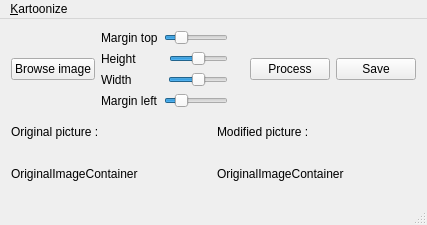
The window that mainwindow.ui (Squadella/Obamize) describes before a commit, drawn with Qt 5.
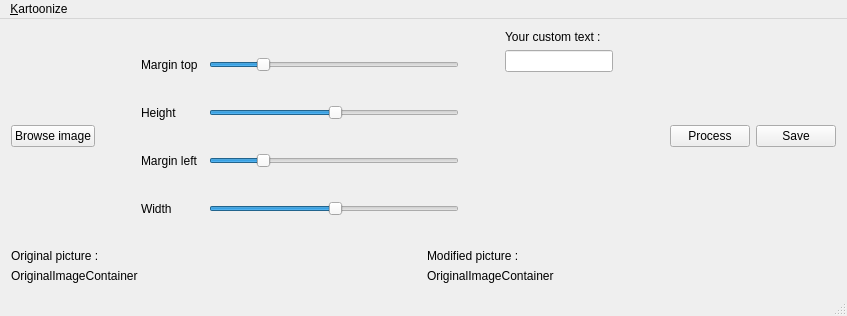
The same window after the commit. Icons and pictures are not drawn.

Commit message: Add text input to ui

```diff
--- a/mainwindow.ui
+++ b/mainwindow.ui
@@ -6,17 +6,17 @@
    <rect>
     <x>0</x>
     <y>0</y>
-    <width>427</width>
-    <height>225</height>
+    <width>847</width>
+    <height>316</height>
    </rect>
   </property>
   <property name="windowTitle">
    <string>MainWindow</string>
   </property>
   <widget class="QWidget" name="centralWidget">
-   <layout class="QGridLayout" name="gridLayout_2">
+   <layout class="QGridLayout" name="gridLayout_3">
     <item row="0" column="0">
-     <layout class="QHBoxLayout" name="horizontalLayout_5">
+     <layout class="QHBoxLayout" name="horizontalLayout_2">
       <item>
        <widget class="QPushButton" name="pushButtonBrowse">
         <property name="text">
@@ -29,18 +29,30 @@
        </widget>
       </item>
       <item>
-       <layout class="QVBoxLayout" name="verticalLayout">
+       <layout class="QHBoxLayout" name="horizontalLayout">
         <item>
-         <layout class="QHBoxLayout" name="horizontalLayout">
-          <item>
-           <widget class="QLabel" name="label_3">
-            <property name="text">
-             <string>Margin top</string>
-            </property>
-           </widget>
-          </item>
-          <item>
+         <spacer name="horizontalSpacer_3">
+          <property name="orientation">
+           <enum>Qt::Horizontal</enum>
+          </property>
+          <property name="sizeHint" stdset="0">
+           <size>
+            <width>40</width>
+            <height>20</height>
+           </size>
+          </property>
+         </spacer>
+        </item>
+        <item>
+         <layout class="QGridLayout" name="gridLayout">
+          <item row="0" column="1">
            <widget class="QSlider" name="sliderMarginTop">
+            <property name="minimumSize">
+             <size>
+              <width>250</width>
+              <height>0</height>
+             </size>
+            </property>
             <property name="maximum">
              <number>100</number>
             </property>
@@ -52,18 +64,14 @@
             </property>
            </widget>
           </item>
-         </layout>
-        </item>
-        <item>
-         <layout class="QHBoxLayout" name="horizontalLayout_4">
-          <item>
+          <item row="1" column="0">
            <widget class="QLabel" name="label_6">
             <property name="text">
              <string>Height        </string>
             </property>
            </widget>
           </item>
-          <item>
+          <item row="1" column="1">
            <widget class="QSlider" name="sliderHeight">
             <property name="value">
              <number>50</number>
@@ -73,18 +81,21 @@
             </property>
            </widget>
           </item>
-         </layout>
-        </item>
-        <item>
-         <layout class="QHBoxLayout" name="horizontalLayout_3">
-          <item>
+          <item row="3" column="0">
            <widget class="QLabel" name="label_5">
             <property name="text">
              <string>Width         </string>
             </property>
            </widget>
           </item>
-          <item>
+          <item row="0" column="0">
+           <widget class="QLabel" name="label_3">
+            <property name="text">
+             <string>Margin top</string>
+            </property>
+           </widget>
+          </item>
+          <item row="3" column="1">
            <widget class="QSlider" name="sliderWidth">
             <property name="value">
              <number>50</number>
@@ -94,26 +105,72 @@
             </property>
            </widget>
           </item>
-         </layout>
-        </item>
-        <item>
-         <layout class="QHBoxLayout" name="horizontalLayout_2">
-          <item>
+          <item row="2" column="1">
+           <widget class="QSlider" name="sliderMarginLeft">
+            <property name="value">
+             <number>20</number>
+            </property>
+            <property name="orientation">
+             <enum>Qt::Horizontal</enum>
+            </property>
+           </widget>
+          </item>
+          <item row="2" column="0">
            <widget class="QLabel" name="label_4">
             <property name="text">
              <string>Margin left</string>
             </property>
            </widget>
           </item>
+         </layout>
+        </item>
+        <item>
+         <spacer name="horizontalSpacer_2">
+          <property name="orientation">
+           <enum>Qt::Horizontal</enum>
+          </property>
+          <property name="sizeHint" stdset="0">
+           <size>
+            <width>40</width>
+            <height>20</height>
+           </size>
+          </property>
+         </spacer>
+        </item>
+        <item>
+         <layout class="QVBoxLayout" name="verticalLayout">
           <item>
-           <widget class="QSlider" name="sliderMarginLeft">
-            <property name="value">
-             <number>20</number>
+           <widget class="QLabel" name="label_7">
+            <property name="text">
+             <string>Your custom text : </string>
             </property>
+           </widget>
+          </item>
+          <item>
+           <widget class="QLineEdit" name="lineEditText">
+            <property name="maximumSize">
+             <size>
+              <width>125</width>
+              <height>16777215</height>
+             </size>
+            </property>
+            <property name="maxLength">
+             <number>12</number>
+            </property>
+           </widget>
+          </item>
+          <item>
+           <spacer name="verticalSpacer">
             <property name="orientation">
-             <enum>Qt::Horizontal</enum>
+             <enum>Qt::Vertical</enum>
             </property>
-           </widget>
+            <property name="sizeHint" stdset="0">
+             <size>
+              <width>20</width>
+              <height>40</height>
+             </size>
+            </property>
+           </spacer>
           </item>
          </layout>
         </item>
@@ -157,7 +214,7 @@
      </layout>
     </item>
     <item row="1" column="0">
-     <layout class="QGridLayout" name="gridLayout">
+     <layout class="QGridLayout" name="gridLayout_2">
       <item row="0" column="0">
        <widget class="QLabel" name="label">
         <property name="text">
@@ -172,13 +229,6 @@
         </property>
        </widget>
       </item>
-      <item row="1" column="1">
-       <widget class="QLabel" name="labelModifiedImageContainer">
-        <property name="text">
-         <string>OriginalImageContainer</string>
-        </property>
-       </widget>
-      </item>
       <item row="1" column="0">
        <widget class="QLabel" name="labelOriginalImageContainer">
         <property name="text">
@@ -186,6 +236,13 @@
         </property>
        </widget>
       </item>
+      <item row="1" column="1">
+       <widget class="QLabel" name="labelModifiedImageContainer">
+        <property name="text">
+         <string>OriginalImageContainer</string>
+        </property>
+       </widget>
+      </item>
      </layout>
     </item>
    </layout>
@@ -196,7 +253,7 @@
     <rect>
      <x>0</x>
      <y>0</y>
-     <width>427</width>
+     <width>847</width>
      <height>30</height>
     </rect>
    </property>
```
Left out of the diff: 1 changed line with no effect on the pictures. The commit also changes 2 other files.
